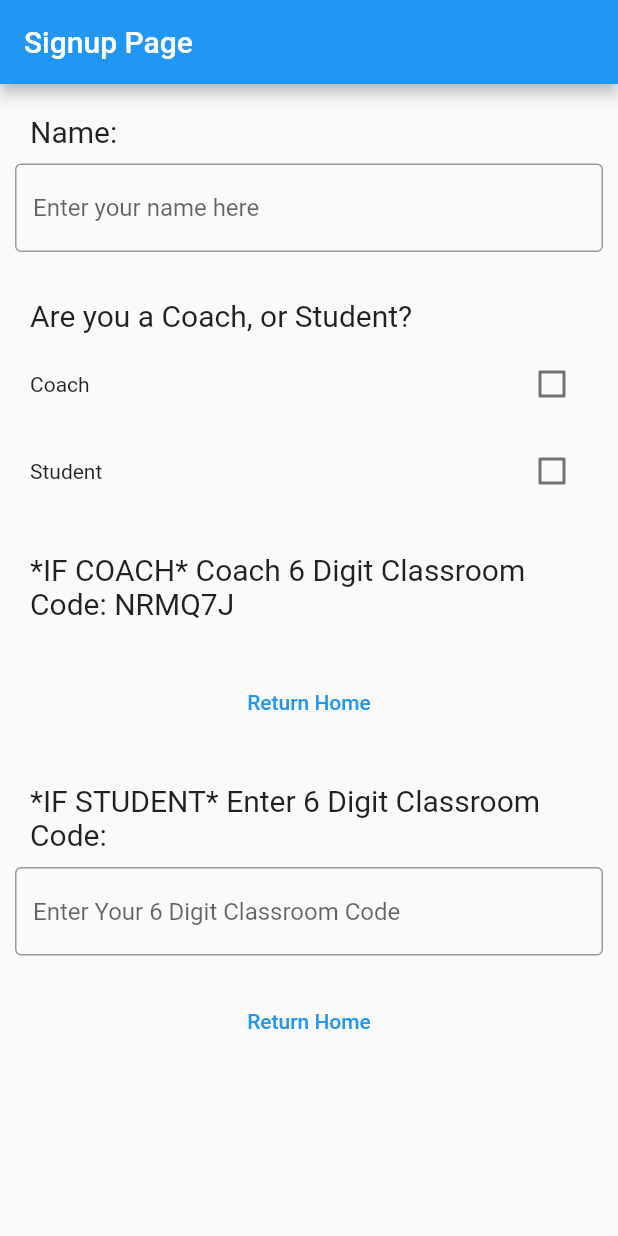
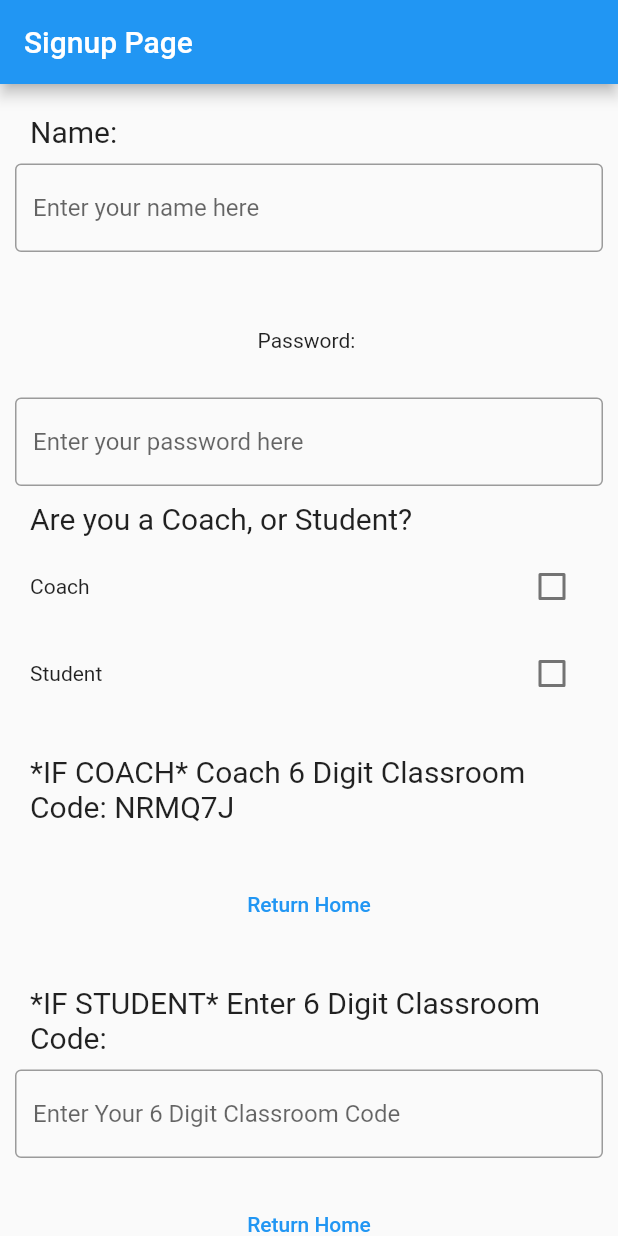
Before and after one commit to minisounds/Domu, a Flutter app: the screen it shows after launch, on a phone screen of 412 x 824 dp. Run offline on Flutter 3.47's test engine with Material 2 defaults, Android fonts, the phone set to English and light mode, and no system bars; our stand-ins replace firebase_core; accounts and stored records are empty.

Commit message:
added firebase CLI and password to signup

```diff
--- a/domu/lib/screens/signup.dart
+++ b/domu/lib/screens/signup.dart
@@ -42,6 +42,18 @@ class _SignUpScreenState extends State<SignUpScreen> {
                 decoration: InputDecoration(
                   border: OutlineInputBorder(),
                   hintText: 'Enter your name here',
+                ),
+              ),
+            ),
+            Container(
+                padding: const EdgeInsets.all(20),
+                child: const Text('Password: ')),
+            Container(
+              padding: const EdgeInsets.all(10),
+              child: const TextField(
+                decoration: InputDecoration(
+                  border: OutlineInputBorder(),
+                  hintText: 'Enter your password here',
                 ),
               ),
             ),
--- a/domu/pubspec.yaml
+++ b/domu/pubspec.yaml
@@ -29,12 +29,16 @@ environment:
 dependencies:
   flutter:
     sdk: flutter
+  cloud_firestore: ^1.0.0
+  firebase_auth: ^1.0.0
+  provider: ^5.0.0
+  google_fonts: ^2.0.0
 
-  google_fonts: ^2.0.0
 
   # The following adds the Cupertino Icons font to your application.
   # Use with the CupertinoIcons class for iOS style icons.
   cupertino_icons: ^1.0.2
+  firebase_core: ^1.11.0
 
 dev_dependencies:
   flutter_test:
```
Also changed, not shown: domu/lib/main.dart (+7 -1 lines), domu/lib/firebase_options.dart (added), domu/pubspec.lock, 1 other file.
